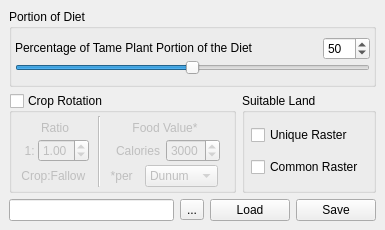
Qt form src/ui/laplantformdetails.ui (arkygeek/landuseanalyst) before a commit.
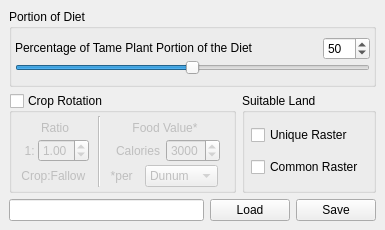
The same form after that commit.

Commit message: Ok, names are I *think* all to standard converntion now, even in the form. As an added bonus, it even compiles, and the diet breakdown still works!

Patch:
```diff
--- a/src/ui/laplantformdetails.ui
+++ b/src/ui/laplantformdetails.ui
@@ -494,13 +494,6 @@
        </property>
       </widget>
      </item>
-     <item>
-      <widget class="QToolButton" name="toolButton" >
-       <property name="text" >
-        <string>...</string>
-       </property>
-      </widget>
-     </item>
      <item>
       <widget class="QPushButton" name="pushButtonLoad" >
        <property name="text" >
```
Left out of the diff: 6 changed lines with no effect on the pictures. The commit also changes 4 other files.
